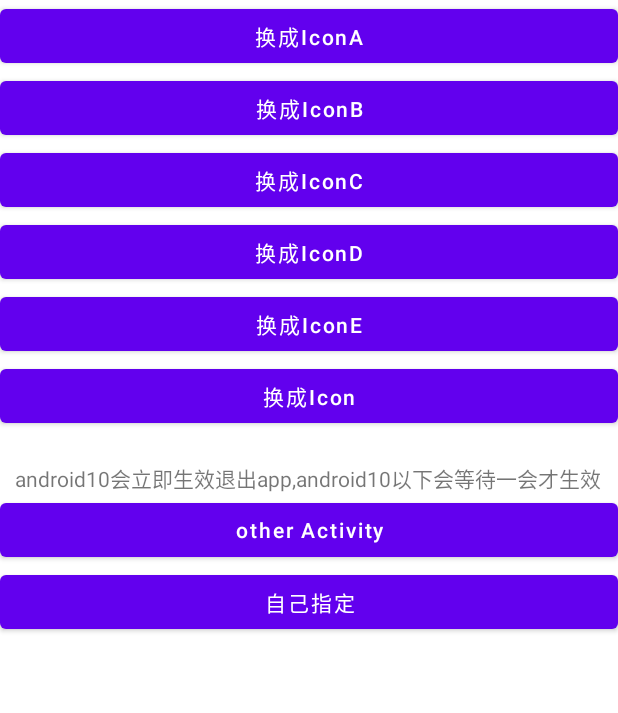
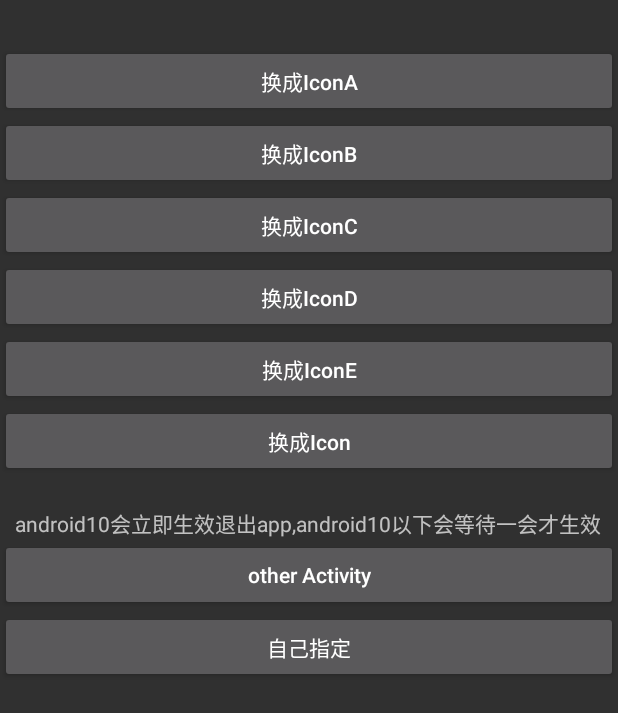
Before and after one commit to 1976222027/HYAppIcon, an Android app: the layout activity_main.xml on its own in the app's theme, with its tools: preview values and no code run, on a phone screen of 412 x 824 dp. Shown: the top 713 px of the screen. Run offline under Robolectric (Android 15) with nearby library versions, the phone set to English and light mode, and no system bars.

Commit message:
去除materi

```diff
--- a/appicon/build.gradle
+++ b/appicon/build.gradle
@@ -73,7 +73,7 @@ def VERSION_NAME = '0.0.6'
 task androidSourcesJar(type: Jar) {
     archiveClassifier.set("sources")
     // 源码路径，包含Java、kotlin代码
-    from android.sourceSets.main.java.getSrcDirs()
+    from android.sourceSets.main.java.srcDirs
     exclude "**/R.class"
     exclude "**/BuildConfig.class"
 }
--- a/demo/src/main/res/layout/activity_main.xml
+++ b/demo/src/main/res/layout/activity_main.xml
@@ -4,6 +4,7 @@
     android:layout_width="match_parent"
     android:layout_height="match_parent"
     android:orientation="vertical"
+    android:layout_marginTop="30dp"
     tools:context=".LaunchActivity">
 
     <Button
--- a/demo/src/main/res/values-night/themes.xml
+++ /dev/null
@@ -1,16 +0,0 @@
-<resources xmlns:tools="http://schemas.android.com/tools">
-    <!-- Base application theme. -->
-    <style name="Theme.HYAppIcon" parent="Theme.MaterialComponents.DayNight.DarkActionBar">
-        <!-- Primary brand color. -->
-        <item name="colorPrimary">@color/purple_200</item>
-        <item name="colorPrimaryVariant">@color/purple_700</item>
-        <item name="colorOnPrimary">@color/black</item>
-        <!-- Secondary brand color. -->
-        <item name="colorSecondary">@color/teal_200</item>
-        <item name="colorSecondaryVariant">@color/teal_200</item>
-        <item name="colorOnSecondary">@color/black</item>
-        <!-- Status bar color. -->
-        <item name="android:statusBarColor">?attr/colorPrimaryVariant</item>
-        <!-- Customize your theme here. -->
-    </style>
-</resources>
--- a/demo/src/main/res/values/themes.xml
+++ b/demo/src/main/res/values/themes.xml
@@ -1,16 +1,12 @@
 <resources xmlns:tools="http://schemas.android.com/tools">
     <!-- Base application theme. -->
-    <style name="Theme.HYAppIcon" parent="Theme.MaterialComponents.DayNight.DarkActionBar">
+    <style name="Theme.HYAppIcon" parent="Theme.AppCompat.NoActionBar">
         <!-- Primary brand color. -->
-        <item name="colorPrimary">@color/purple_500</item>
-        <item name="colorPrimaryVariant">@color/purple_700</item>
-        <item name="colorOnPrimary">@color/white</item>
-        <!-- Secondary brand color. -->
-        <item name="colorSecondary">@color/teal_200</item>
-        <item name="colorSecondaryVariant">@color/teal_700</item>
-        <item name="colorOnSecondary">@color/black</item>
         <!-- Status bar color. -->
-        <item name="android:statusBarColor">?attr/colorPrimaryVariant</item>
+        <item name="android:statusBarColor">@android:color/background_dark</item>
+        <item name="android:colorBackgroundCacheHint">@null</item>
+        <item name="android:windowLightStatusBar" tools:targetApi="m">false</item>
+        <item name="android:windowContentOverlay">@null</item>
         <!-- Customize your theme here. -->
     </style>
 </resources>
```
